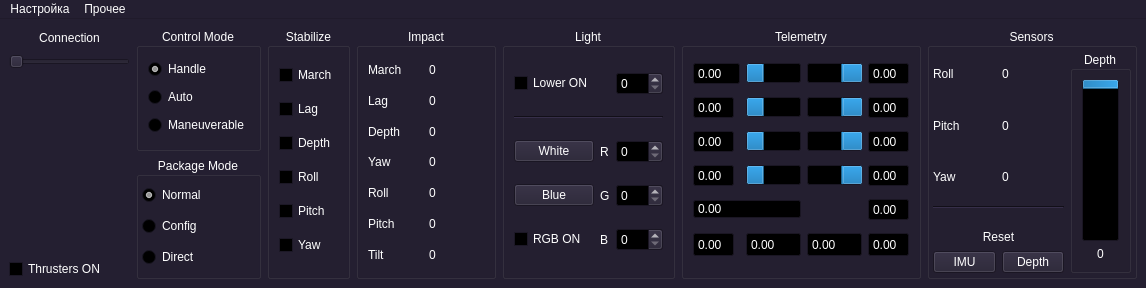
First picture: the form in mainwindow.ui, repository HydroScan-rov/PoolsideGUI, before the edit.
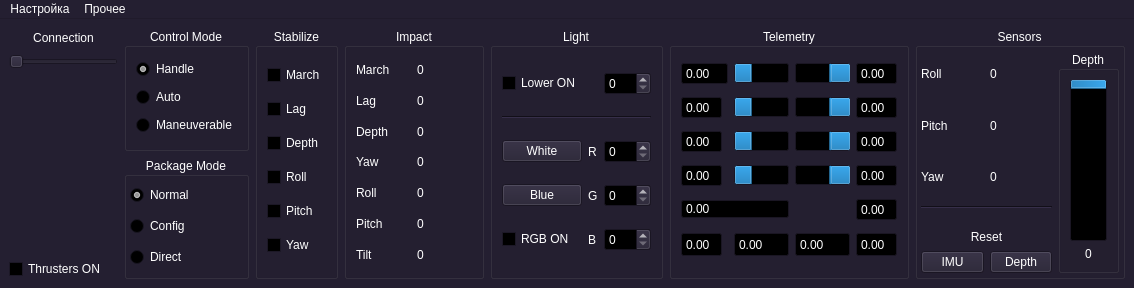
Second picture: the form after the edit.

Diff of the .ui file:
```diff
--- a/mainwindow.ui
+++ b/mainwindow.ui
@@ -6,7 +6,7 @@
    <rect>
     <x>0</x>
     <y>0</y>
-    <width>1146</width>
+    <width>1134</width>
     <height>288</height>
    </rect>
   </property>
@@ -1771,7 +1771,7 @@
     <rect>
      <x>0</x>
      <y>0</y>
-     <width>1146</width>
+     <width>1134</width>
      <height>22</height>
     </rect>
    </property>
```
